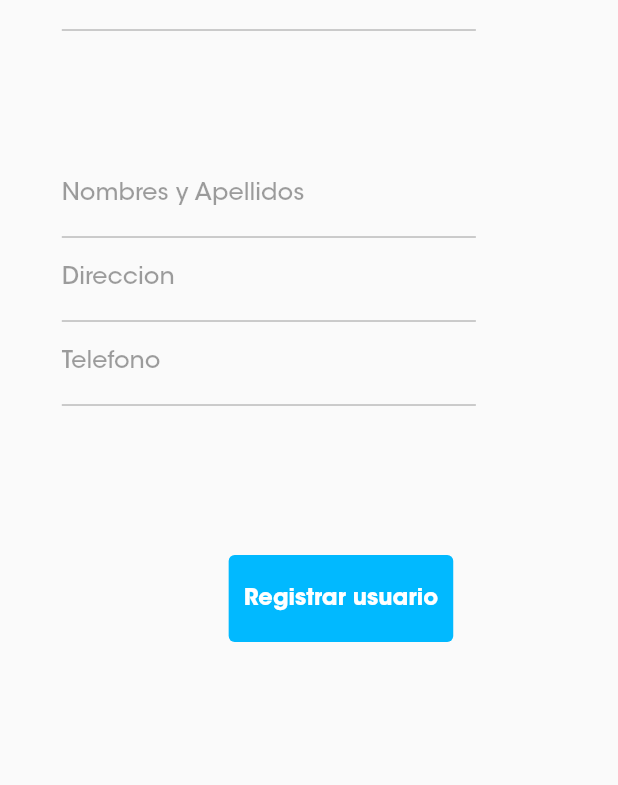
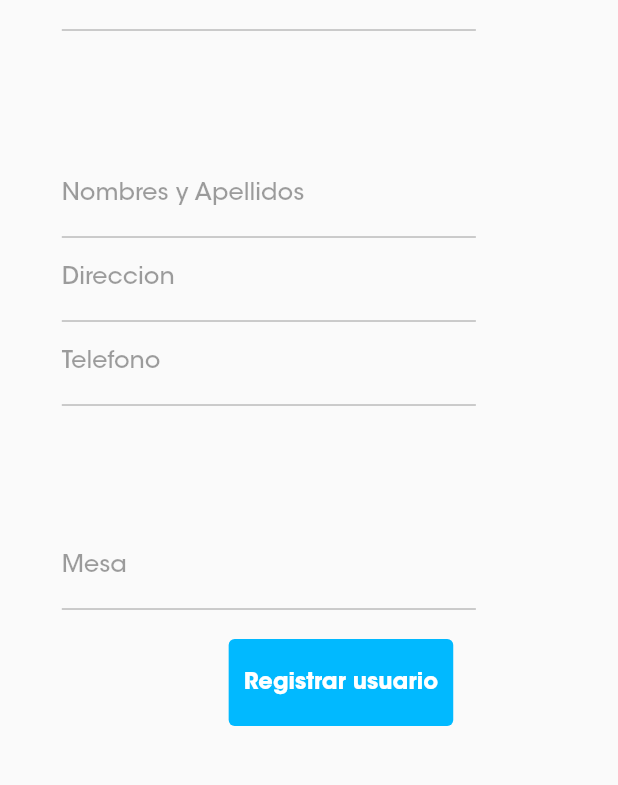
Before and after one commit to Ri-Shard/registrovot, a Flutter app: the UserRegister screen opened directly, after a tap on "Registrar usuario", on a phone screen of 412 x 824 dp, the part 84-869 px from its top. Run offline on Flutter 3.47's test engine with Material 2 defaults, Android fonts, the phone set to English and light mode, and no system bars; our stand-ins replace awesome_dialog, cloud_firestore, dropdown_button2, equatable, firebase_auth, firebase_core and 8 more; missing offline and left inert: charts_painter, d_chart, dart:html, dart:js_interop, excel, excel_to_json; accounts and stored records are empty.

Commit message:
Add mesa

```diff
--- a/lib/controller/mainController.dart
+++ b/lib/controller/mainController.dart
@@ -372,6 +372,7 @@ class MainController extends GetxController {
                   puestoID: value['puestoID'],
                   estado: value['estado'],
                   encuesta: value['encuesta'],
+                  mesa: value['mesa'],
                   responsable: value['responsable']);
               filterVotante.add(votante);
             }
@@ -412,6 +413,7 @@ class MainController extends GetxController {
         'id': votante.id.toString(),
         'encuesta': votante.encuesta,
         'responsable': getResponsable(votante.responsable),
+        'mesa': votante.mesa,
       });
     } catch (e) {
       response = "Error al Actualizar el Usuario: $e";
@@ -465,7 +467,8 @@ class MainController extends GetxController {
           'barrio': votante.barrio,
           'estado': 'activo',
           'encuesta': 'No',
-          'responsable': '$emailUser#$dateNow)'
+          'responsable': '$emailUser#$dateNow)',
+          'mesa': votante.mesa,
         });
 
         response = "Usuario registrado";
@@ -762,12 +765,15 @@ class MainController extends GetxController {
           .value = 'Puesto de Votacion';
       sheet
           .cell(CellIndex.indexByColumnRow(columnIndex: 10, rowIndex: 0))
+          .value = 'Mesa';
+      sheet
+          .cell(CellIndex.indexByColumnRow(columnIndex: 11, rowIndex: 0))
           .value = 'Estado';
       sheet
-          .cell(CellIndex.indexByColumnRow(columnIndex: 11, rowIndex: 0))
+          .cell(CellIndex.indexByColumnRow(columnIndex: 12, rowIndex: 0))
           .value = 'Creador';
       sheet
-          .cell(CellIndex.indexByColumnRow(columnIndex: 12, rowIndex: 0))
+          .cell(CellIndex.indexByColumnRow(columnIndex: 13, rowIndex: 0))
           .value = 'Editor';
       for (var row = 0; row < listVot.length; row++) {
         sheet
@@ -831,16 +837,21 @@ class MainController extends GetxController {
             .cell(CellIndex.indexByColumnRow(columnIndex: 8, rowIndex: row + 1))
             .value = encuesta;
         Puesto? puesto = getonePuesto(listVot[row].puestoID);
+
         sheet
             .cell(CellIndex.indexByColumnRow(columnIndex: 9, rowIndex: row + 1))
             .value = puesto?.nombre ?? '';
         sheet
             .cell(
                 CellIndex.indexByColumnRow(columnIndex: 10, rowIndex: row + 1))
+            .value = listVot[row].mesa ?? '';
+        sheet
+            .cell(
+                CellIndex.indexByColumnRow(columnIndex: 11, rowIndex: row + 1))
             .value = listVot[row].estado;
         sheet
             .cell(
-                CellIndex.indexByColumnRow(columnIndex: 11, rowIndex: row + 1))
+                CellIndex.indexByColumnRow(columnIndex: 12, rowIndex: row + 1))
             .value = (listVot[row]
                 .responsable
                 ?.split(')')[0]
@@ -848,7 +859,7 @@ class MainController extends GetxController {
             "-";
         sheet
             .cell(
-                CellIndex.indexByColumnRow(columnIndex: 12, rowIndex: row + 1))
+                CellIndex.indexByColumnRow(columnIndex: 13, rowIndex: row + 1))
             .value = (listVot[row]
                 .responsable
                 ?.split(')')
--- a/lib/model/votante.dart
+++ b/lib/model/votante.dart
@@ -8,7 +8,7 @@ class Votante {
     required this.phone,
     required this.puestoID,
     required this.direccion,
-    required this.edad,
+    this.edad,
     required this.municipio,
     this.barrio,
     this.estado,
@@ -23,7 +23,7 @@ class Votante {
   late final String phone;
   late final String puestoID;
   late final String direccion;
-  late final String edad;
+  String? edad;
   late final String municipio;
   late String? barrio;
   String? estado = "activo";
--- a/lib/ui/screens/register/user_register.dart
+++ b/lib/ui/screens/register/user_register.dart
@@ -23,7 +23,7 @@ class _UserRegisterState extends State<UserRegister> {
   TextEditingController cedula = TextEditingController();
   TextEditingController nombre = TextEditingController();
   TextEditingController direccion = TextEditingController();
-  TextEditingController edad = TextEditingController();
+  TextEditingController mesa = TextEditingController();
   TextEditingController telefono = TextEditingController();
   TextEditingController municipioTextEditingController =
       TextEditingController();
@@ -236,7 +236,7 @@ class _UserRegisterState extends State<UserRegister> {
                                                                             .clear();
                                                                         direccion
                                                                             .clear();
-                                                                        edad.clear();
+                                                                        mesa.clear();
                                                                         valuebarrio
                                                                             .clear();
                                                                         valueleader
@@ -380,10 +380,10 @@ class _UserRegisterState extends State<UserRegister> {
                                                                     searchvotante[
                                                                             index]
                                                                         .direccion;
-                                                                edad.text =
+                                                                mesa.text =
                                                                     searchvotante[
                                                                             index]
-                                                                        .edad;
+                                                                        .mesa!;
                                                                 if (searchvotante[
                                                                             index]
                                                                         .municipio !=
@@ -875,14 +875,6 @@ class _UserRegisterState extends State<UserRegister> {
                       input: TextInputType.number,
                       controller: telefono,
                       enable: enable)),
-              // SizedBox(
-              //     width:
-              //         localwidth >= 800 ? localwidth * 0.24 : localwidth * 0.67,
-              //     child: CustomTextForm(
-              //         labelText: 'Edad',
-              //         input: TextInputType.number,
-              //         controller: edad,
-              //         enable: enable)),
               Container(
                 height: 40,
               ),
@@ -1243,11 +1235,19 @@ class _UserRegisterState extends State<UserRegister> {
                                         )));
                               }),
                         ),
-                      )
+                      ),
                     ],
                   ),
                 );
               }),
+              SizedBox(
+                  width:
+                      localwidth >= 800 ? localwidth * 0.24 : localwidth * 0.67,
+                  child: CustomTextForm(
+                      labelText: 'Mesa',
+                      input: TextInputType.number,
+                      controller: mesa,
+                      enable: enable)),
               const SizedBox(
                 height: 20,
               ),
@@ -1277,7 +1277,7 @@ class _UserRegisterState extends State<UserRegister> {
                             barrio: valuebarrio.text == ""
                                 ? 'Sin Barrio'
                                 : valuebarrio.text,
-                            edad: edad.text,
+                            mesa: mesa.text,
                             responsable: valueResponsable);
                         if (update) {
                           if (valuemunicipio.text != 'Valledupar') {
@@ -1302,7 +1302,7 @@ class _UserRegisterState extends State<UserRegister> {
                           cedula.clear();
                           telefono.clear();
                           direccion.clear();
-                          edad.clear();
+                          mesa.clear();
                           valuebarrio.clear();
                           valueleader.clear();
                           valuemunicipio.clear();
@@ -1342,7 +1342,7 @@ class _UserRegisterState extends State<UserRegister> {
                             cedula.clear();
                             telefono.clear();
                             direccion.clear();
-                            edad.clear();
+                            mesa.clear();
                             valuebarrio.clear();
                             valueleader.clear();
                             valuemunicipio.clear();
```
